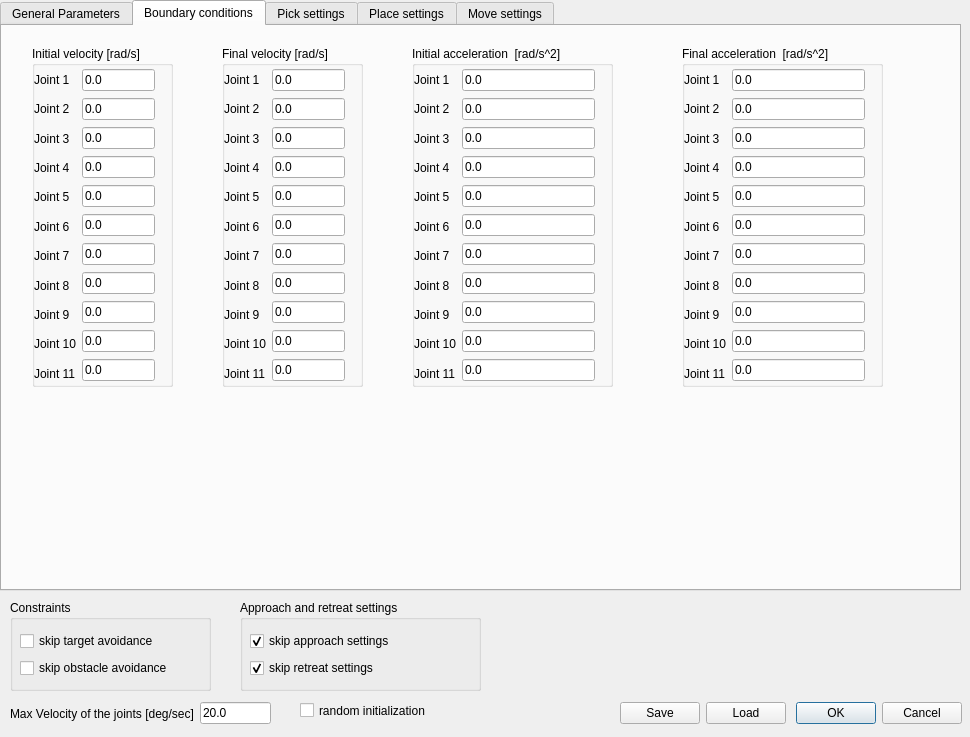
Old version of the form ui/toldialoghuml.ui in the repository zohannn/motion_manager.
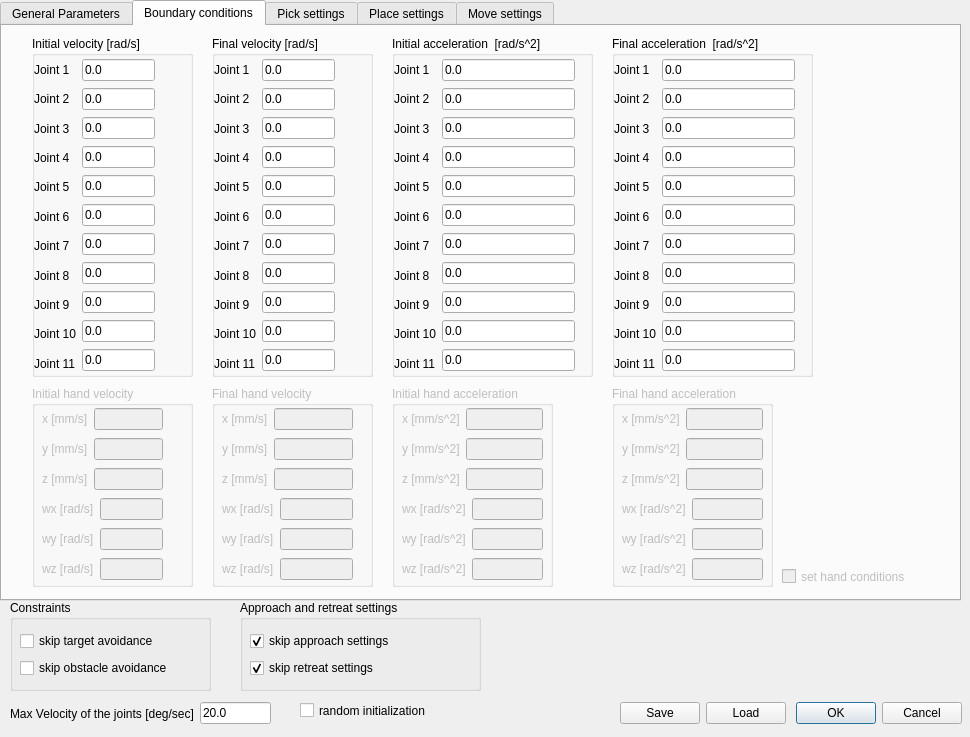
New version of the form. The open tabs and pages were chosen to show the change.

Commit message: added normalized jerk cost of the hand, added inverse differential kinematics

```diff
--- a/ui/toldialoghuml.ui
+++ b/ui/toldialoghuml.ui
@@ -84,7 +84,7 @@
      <x>0</x>
      <y>0</y>
      <width>961</width>
-     <height>591</height>
+     <height>601</height>
     </rect>
    </property>
    <property name="currentIndex">
@@ -1155,8 +1155,8 @@
      <property name="geometry">
       <rect>
        <x>30</x>
-       <y>20</y>
-       <width>141</width>
+       <y>10</y>
+       <width>161</width>
        <height>341</height>
       </rect>
      </property>
@@ -1341,8 +1341,8 @@
     <widget class="QGroupBox" name="groupBox_init_acc">
      <property name="geometry">
       <rect>
-       <x>410</x>
-       <y>20</y>
+       <x>390</x>
+       <y>10</y>
        <width>201</width>
        <height>341</height>
       </rect>
@@ -1528,9 +1528,9 @@
     <widget class="QGroupBox" name="groupBox_final_vel">
      <property name="geometry">
       <rect>
-       <x>220</x>
-       <y>20</y>
-       <width>141</width>
+       <x>210</x>
+       <y>10</y>
+       <width>161</width>
        <height>341</height>
       </rect>
      </property>
@@ -1715,8 +1715,8 @@
     <widget class="QGroupBox" name="groupBox_final_acc">
      <property name="geometry">
       <rect>
-       <x>680</x>
-       <y>20</y>
+       <x>610</x>
+       <y>10</y>
        <width>201</width>
        <height>341</height>
       </rect>
@@ -1899,6 +1899,470 @@
       </layout>
      </widget>
     </widget>
+    <widget class="QGroupBox" name="groupBox_init_hand_vel">
+     <property name="enabled">
+      <bool>false</bool>
+     </property>
+     <property name="geometry">
+      <rect>
+       <x>30</x>
+       <y>360</y>
+       <width>161</width>
+       <height>201</height>
+      </rect>
+     </property>
+     <property name="title">
+      <string>Initial hand velocity</string>
+     </property>
+     <widget class="QWidget" name="layoutWidget">
+      <property name="geometry">
+       <rect>
+        <x>10</x>
+        <y>20</y>
+        <width>121</width>
+        <height>182</height>
+       </rect>
+      </property>
+      <layout class="QVBoxLayout" name="verticalLayout_39">
+       <item>
+        <layout class="QHBoxLayout" name="horizontalLayout_65">
+         <item>
+          <widget class="QLabel" name="label_9">
+           <property name="text">
+            <string>x [mm/s]</string>
+           </property>
+          </widget>
+         </item>
+         <item>
+          <widget class="QLineEdit" name="lineEdit_init_hand_vel_x"/>
+         </item>
+        </layout>
+       </item>
+       <item>
+        <layout class="QHBoxLayout" name="horizontalLayout_66">
+         <item>
+          <widget class="QLabel" name="label_10">
+           <property name="text">
+            <string>y [mm/s]</string>
+           </property>
+          </widget>
+         </item>
+         <item>
+          <widget class="QLineEdit" name="lineEdit_init_hand_vel_y"/>
+         </item>
+        </layout>
+       </item>
+       <item>
+        <layout class="QHBoxLayout" name="horizontalLayout_67">
+         <item>
+          <widget class="QLabel" name="label_34">
+           <property name="text">
+            <string>z [mm/s]</string>
+           </property>
+          </widget>
+         </item>
+         <item>
+          <widget class="QLineEdit" name="lineEdit_init_hand_vel_z"/>
+         </item>
+        </layout>
+       </item>
+       <item>
+        <layout class="QHBoxLayout" name="horizontalLayout_68">
+         <item>
+          <widget class="QLabel" name="label_44">
+           <property name="text">
+            <string>wx [rad/s]</string>
+           </property>
+          </widget>
+         </item>
+         <item>
+          <widget class="QLineEdit" name="lineEdit_init_hand_vel_wx"/>
+         </item>
+        </layout>
+       </item>
+       <item>
+        <layout class="QHBoxLayout" name="horizontalLayout_69">
+         <item>
+          <widget class="QLabel" name="label_154">
+           <property name="text">
+            <string>wy [rad/s]</string>
+           </property>
+          </widget>
+         </item>
+         <item>
+          <widget class="QLineEdit" name="lineEdit_init_hand_vel_wy"/>
+         </item>
+        </layout>
+       </item>
+       <item>
+        <layout class="QHBoxLayout" name="horizontalLayout_70">
+         <item>
+          <widget class="QLabel" name="label_155">
+           <property name="text">
+            <string>wz [rad/s]</string>
+           </property>
+          </widget>
+         </item>
+         <item>
+          <widget class="QLineEdit" name="lineEdit_init_hand_vel_wz"/>
+         </item>
+        </layout>
+       </item>
+      </layout>
+     </widget>
+    </widget>
+    <widget class="QGroupBox" name="groupBox_final_hand_vel">
+     <property name="enabled">
+      <bool>false</bool>
+     </property>
+     <property name="geometry">
+      <rect>
+       <x>210</x>
+       <y>360</y>
+       <width>161</width>
+       <height>201</height>
+      </rect>
+     </property>
+     <property name="title">
+      <string>Final hand velocity</string>
+     </property>
+     <widget class="QWidget" name="layoutWidget">
+      <property name="geometry">
+       <rect>
+        <x>10</x>
+        <y>20</y>
+        <width>131</width>
+        <height>182</height>
+       </rect>
+      </property>
+      <layout class="QVBoxLayout" name="verticalLayout_40">
+       <item>
+        <layout class="QHBoxLayout" name="horizontalLayout_73">
+         <item>
+          <widget class="QLabel" name="label_158">
+           <property name="text">
+            <string>x [mm/s]</string>
+           </property>
+          </widget>
+         </item>
+         <item>
+          <widget class="QLineEdit" name="lineEdit_final_hand_vel_x"/>
+         </item>
+        </layout>
+       </item>
+       <item>
+        <layout class="QHBoxLayout" name="horizontalLayout_74">
+         <item>
+          <widget class="QLabel" name="label_159">
+           <property name="text">
+            <string>y [mm/s]</string>
+           </property>
+          </widget>
+         </item>
+         <item>
+          <widget class="QLineEdit" name="lineEdit_final_hand_vel_y"/>
+         </item>
+        </layout>
+       </item>
+       <item>
+        <layout class="QHBoxLayout" name="horizontalLayout_75">
+         <item>
+          <widget class="QLabel" name="label_160">
+           <property name="text">
+            <string>z [mm/s]</string>
+           </property>
+          </widget>
+         </item>
+         <item>
+          <widget class="QLineEdit" name="lineEdit_final_hand_vel_z"/>
+         </item>
+        </layout>
+       </item>
+       <item>
+        <layout class="QHBoxLayout" name="horizontalLayout_76">
+         <item>
+          <widget class="QLabel" name="label_161">
+           <property name="text">
+            <string>wx [rad/s]</string>
+           </property>
+          </widget>
+         </item>
+         <item>
+          <widget class="QLineEdit" name="lineEdit_final_hand_vel_wx"/>
+         </item>
+        </layout>
+       </item>
+       <item>
+        <layout class="QHBoxLayout" name="horizontalLayout_72">
+         <item>
+          <widget class="QLabel" name="label_157">
+           <property name="text">
+            <string>wy [rad/s]</string>
+           </property>
+          </widget>
+         </item>
+         <item>
+          <widget class="QLineEdit" name="lineEdit_final_hand_vel_wy"/>
+         </item>
+        </layout>
+       </item>
+       <item>
+        <layout class="QHBoxLayout" name="horizontalLayout_71">
+         <item>
+          <widget class="QLabel" name="label_156">
+           <property name="text">
+            <string>wz [rad/s]</string>
+           </property>
+          </widget>
+         </item>
+         <item>
+          <widget class="QLineEdit" name="lineEdit_final_hand_vel_wz"/>
+         </item>
+        </layout>
+       </item>
+      </layout>
+     </widget>
+    </widget>
+    <widget class="QCheckBox" name="checkBox_hand_cond">
+     <property name="enabled">
+      <bool>false</bool>
+     </property>
+     <property name="geometry">
+      <rect>
+       <x>780</x>
+       <y>540</y>
+       <width>161</width>
+       <height>21</height>
+      </rect>
+     </property>
+     <property name="text">
+      <string>set hand conditions</string>
+     </property>
+    </widget>
+    <widget class="QGroupBox" name="groupBox_init_hand_acc">
+     <property name="enabled">
+      <bool>false</bool>
+     </property>
+     <property name="geometry">
+      <rect>
+       <x>390</x>
+       <y>360</y>
+       <width>161</width>
+       <height>201</height>
+      </rect>
+     </property>
+     <property name="title">
+      <string>Initial hand acceleration</string>
+     </property>
+     <widget class="QWidget" name="layoutWidget">
+      <property name="geometry">
+       <rect>
+        <x>10</x>
+        <y>20</y>
+        <width>141</width>
+        <height>182</height>
+       </rect>
+      </property>
+      <layout class="QVBoxLayout" name="verticalLayout_41">
+       <item>
+        <layout class="QHBoxLayout" name="horizontalLayout_79">
+         <item>
+          <widget class="QLabel" name="label_164">
+           <property name="text">
+            <string>x [mm/s^2]</string>
+           </property>
+          </widget>
+         </item>
+         <item>
+          <widget class="QLineEdit" name="lineEdit_init_hand_acc_x"/>
+         </item>
+        </layout>
+       </item>
+       <item>
+        <layout class="QHBoxLayout" name="horizontalLayout_80">
+         <item>
+          <widget class="QLabel" name="label_165">
+           <property name="text">
+            <string>y [mm/s^2]</string>
+           </property>
+          </widget>
+         </item>
+         <item>
+          <widget class="QLineEdit" name="lineEdit_init_hand_acc_y"/>
+         </item>
+        </layout>
+       </item>
+       <item>
+        <layout class="QHBoxLayout" name="horizontalLayout_81">
+         <item>
+          <widget class="QLabel" name="label_166">
+           <property name="text">
+            <string>z [mm/s^2]</string>
+           </property>
+          </widget>
+         </item>
+         <item>
+          <widget class="QLineEdit" name="lineEdit_init_hand_acc_z"/>
+         </item>
+        </layout>
+       </item>
+       <item>
+        <layout class="QHBoxLayout" name="horizontalLayout_82">
+         <item>
+          <widget class="QLabel" name="label_167">
+           <property name="text">
+            <string>wx [rad/s^2]</string>
+           </property>
+          </widget>
+         </item>
+         <item>
+          <widget class="QLineEdit" name="lineEdit_init_hand_acc_wx"/>
+         </item>
+        </layout>
+       </item>
+       <item>
+        <layout class="QHBoxLayout" name="horizontalLayout_78">
+         <item>
+          <widget class="QLabel" name="label_163">
+           <property name="text">
+            <string>wy [rad/s^2]</string>
+           </property>
+          </widget>
+         </item>
+         <item>
+          <widget class="QLineEdit" name="lineEdit_init_hand_acc_wy"/>
+         </item>
+        </layout>
+       </item>
+       <item>
+        <layout class="QHBoxLayout" name="horizontalLayout_77">
+         <item>
+          <widget class="QLabel" name="label_162">
+           <property name="text">
+            <string>wz [rad/s^2]</string>
+           </property>
+          </widget>
+         </item>
+         <item>
+          <widget class="QLineEdit" name="lineEdit_init_hand_acc_wz"/>
+         </item>
+        </layout>
+       </item>
+      </layout>
+     </widget>
+    </widget>
+    <widget class="QGroupBox" name="groupBox_final_hand_acc">
+     <property name="enabled">
+      <bool>false</bool>
+     </property>
+     <property name="geometry">
+      <rect>
+       <x>610</x>
+       <y>360</y>
+       <width>161</width>
+       <height>201</height>
+      </rect>
+     </property>
+     <property name="title">
+      <string>Final hand acceleration</string>
+     </property>
+     <widget class="QWidget" name="layoutWidget_34">
+      <property name="geometry">
+       <rect>
+        <x>10</x>
+        <y>20</y>
+        <width>141</width>
+        <height>182</height>
+       </rect>
+      </property>
+      <layout class="QVBoxLayout" name="verticalLayout_42">
+       <item>
+        <layout class="QHBoxLayout" name="horizontalLayout_83">
+         <item>
+          <widget class="QLabel" name="label_168">
+           <property name="text">
+            <string>x [mm/s^2]</string>
+           </property>
+          </widget>
+         </item>
+         <item>
+          <widget class="QLineEdit" name="lineEdit_final_hand_acc_x"/>
+         </item>
+        </layout>
+       </item>
+       <item>
+        <layout class="QHBoxLayout" name="horizontalLayout_84">
+         <item>
+          <widget class="QLabel" name="label_169">
+           <property name="text">
+            <string>y [mm/s^2]</string>
+           </property>
+          </widget>
+         </item>
+         <item>
+          <widget class="QLineEdit" name="lineEdit_final_hand_acc_y"/>
+         </item>
+        </layout>
+       </item>
+       <item>
+        <layout class="QHBoxLayout" name="horizontalLayout_85">
+         <item>
+          <widget class="QLabel" name="label_170">
+           <property name="text">
+            <string>z [mm/s^2]</string>
+           </property>
+          </widget>
+         </item>
+         <item>
+          <widget class="QLineEdit" name="lineEdit_final_hand_acc_z"/>
+         </item>
+        </layout>
+       </item>
+       <item>
+        <layout class="QHBoxLayout" name="horizontalLayout_86">
+         <item>
+          <widget class="QLabel" name="label_171">
+           <property name="text">
+            <string>wx [rad/s^2]</string>
+           </property>
+          </widget>
+         </item>
+         <item>
+          <widget class="QLineEdit" name="lineEdit_final_hand_acc_wx"/>
+         </item>
+        </layout>
+       </item>
+       <item>
+        <layout class="QHBoxLayout" name="horizontalLayout_87">
+         <item>
+          <widget class="QLabel" name="label_172">
+           <property name="text">
+            <string>wy [rad/s^2]</string>
+           </property>
+          </widget>
+         </item>
+         <item>
+          <widget class="QLineEdit" name="lineEdit_final_hand_acc_wy"/>
+         </item>
+        </layout>
+       </item>
+       <item>
+        <layout class="QHBoxLayout" name="horizontalLayout_88">
+         <item>
+          <widget class="QLabel" name="label_173">
+           <property name="text">
+            <string>wz [rad/s^2]</string>
+           </property>
+          </widget>
+         </item>
+         <item>
+          <widget class="QLineEdit" name="lineEdit_final_hand_acc_wz"/>
+         </item>
+        </layout>
+       </item>
+      </layout>
+     </widget>
+    </widget>
    </widget>
    <widget class="QWidget" name="tab_huml_pick">
     <attribute name="title">
```
Left out of the diff: 244 changed lines with no effect on the pictures. The commit also changes 13 other files.
